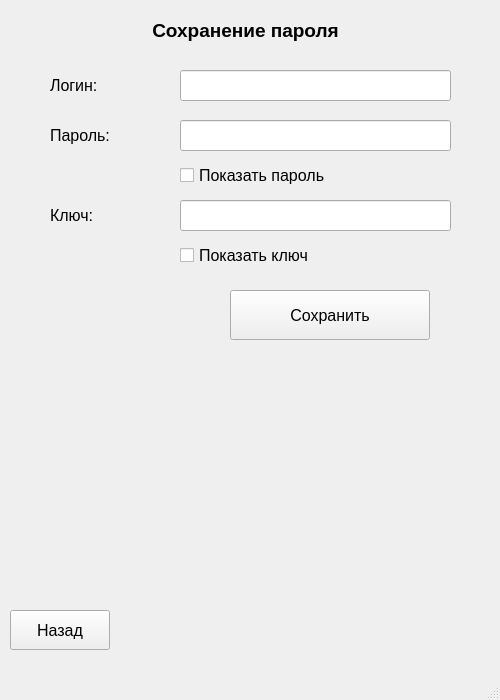
Qt form mainwindow.ui (Dabjam/GeneratorPAssword) before a commit.
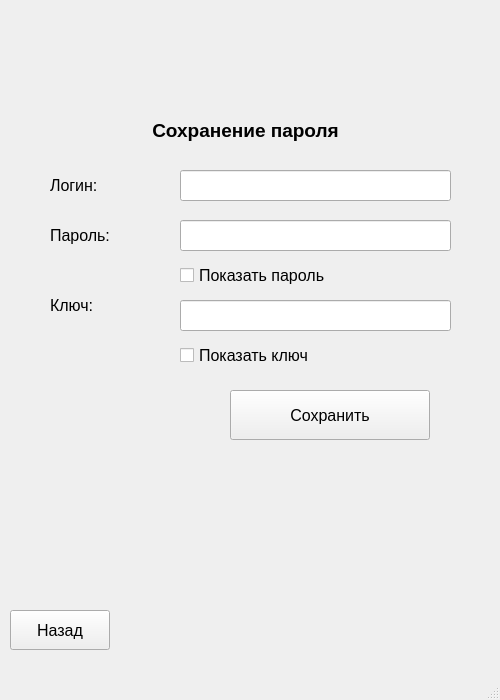
The same form after that commit. The open tabs and pages were chosen to show the change.

```diff
--- a/mainwindow.ui
+++ b/mainwindow.ui
@@ -463,7 +463,7 @@
       <property name="geometry">
        <rect>
         <x>10</x>
-        <y>10</y>
+        <y>110</y>
         <width>471</width>
         <height>41</height>
        </rect>
@@ -485,7 +485,7 @@
       <property name="geometry">
        <rect>
         <x>50</x>
-        <y>70</y>
+        <y>170</y>
         <width>121</width>
         <height>31</height>
        </rect>
@@ -503,7 +503,7 @@
       <property name="geometry">
        <rect>
         <x>180</x>
-        <y>70</y>
+        <y>170</y>
         <width>271</width>
         <height>31</height>
        </rect>
@@ -518,7 +518,7 @@
       <property name="geometry">
        <rect>
         <x>50</x>
-        <y>120</y>
+        <y>220</y>
         <width>121</width>
         <height>31</height>
        </rect>
@@ -536,7 +536,7 @@
       <property name="geometry">
        <rect>
         <x>180</x>
-        <y>120</y>
+        <y>220</y>
         <width>271</width>
         <height>31</height>
        </rect>
@@ -554,7 +554,7 @@
       <property name="geometry">
        <rect>
         <x>180</x>
-        <y>160</y>
+        <y>260</y>
         <width>271</width>
         <height>31</height>
        </rect>
@@ -572,7 +572,7 @@
       <property name="geometry">
        <rect>
         <x>50</x>
-        <y>200</y>
+        <y>290</y>
         <width>121</width>
         <height>31</height>
        </rect>
@@ -590,7 +590,7 @@
       <property name="geometry">
        <rect>
         <x>180</x>
-        <y>200</y>
+        <y>300</y>
         <width>271</width>
         <height>31</height>
        </rect>
@@ -608,7 +608,7 @@
       <property name="geometry">
        <rect>
         <x>180</x>
-        <y>240</y>
+        <y>340</y>
         <width>271</width>
         <height>31</height>
        </rect>
@@ -626,7 +626,7 @@
       <property name="geometry">
        <rect>
         <x>230</x>
-        <y>290</y>
+        <y>390</y>
         <width>200</width>
         <height>50</height>
        </rect>
```
Left out of the diff: 30 changed lines with no effect on the pictures.
